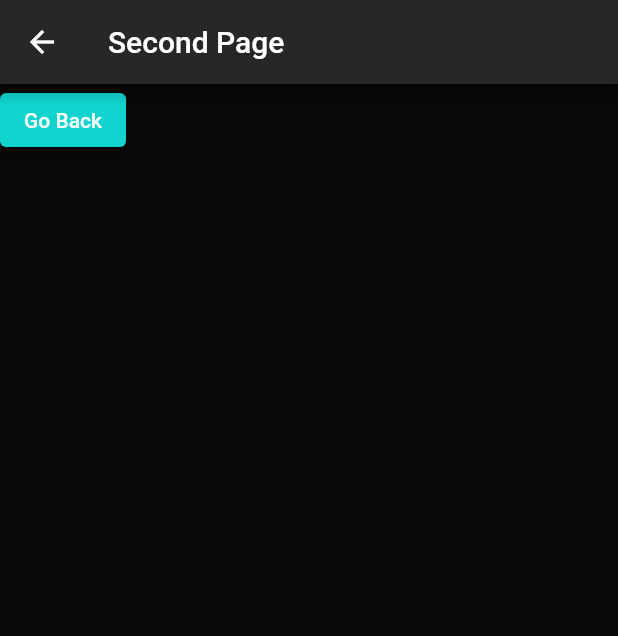
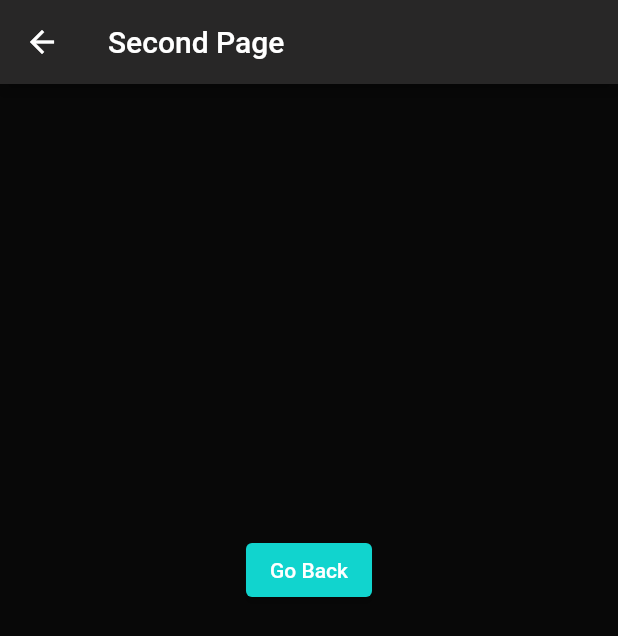
Before and after one commit to arsham-aazami/first_app, a Flutter app: the SecondPage screen opened directly, on a phone screen of 412 x 824 dp. Shown: the top 636 px of the screen. Run offline on Flutter 3.47's test engine with Material 2 defaults, Android fonts, the phone set to English and light mode, and no system bars.

Commit message:
last ui editing

```diff
--- a/lib/page2.dart
+++ b/lib/page2.dart
@@ -11,8 +11,13 @@ class SecondPage extends StatelessWidget {
         backgroundColor: const Color.fromARGB(255, 40, 39, 39),
         title: Text("Second Page"),
       ),
-      body: Column(
+      body: Center(
+        child: Column(
           children: [
+            SizedBox(
+              width: double.infinity,
+              height: 300,
+            ),
             ElevatedButton(
                 style: ElevatedButton.styleFrom(
                     backgroundColor: const Color.fromARGB(255, 17, 212, 206)),
@@ -20,6 +25,7 @@ class SecondPage extends StatelessWidget {
                 child: Text("Go Back"))
           ],
         ),
+      ),
     );
   }
 }
```
Lines whose indentation alone changed are shown as unchanged.
